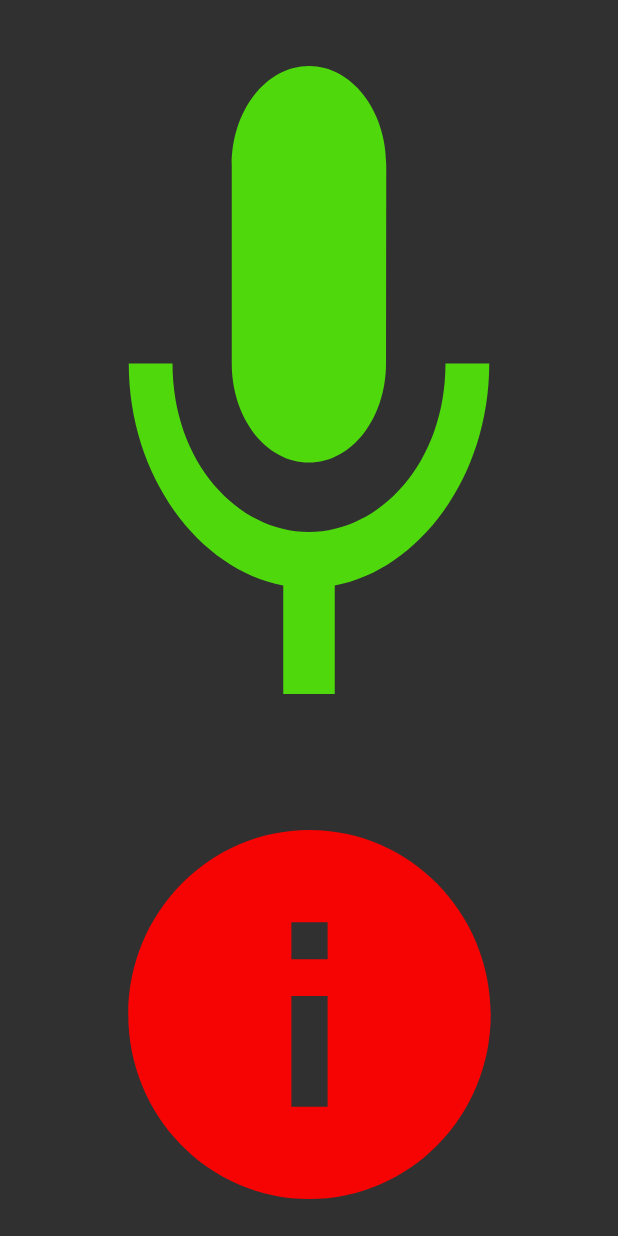
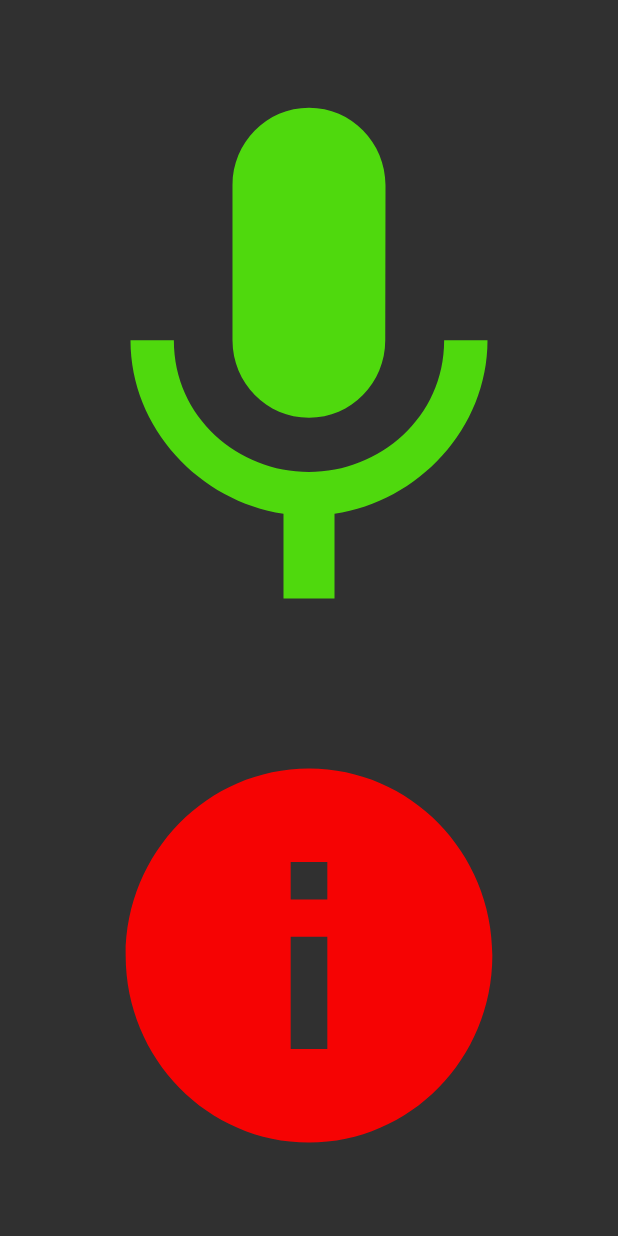
Before and after one commit to volkancicek20/yolov5, an Android app: the Screen screen opened directly, with no data from a screen before it, on a phone screen of 412 x 824 dp. Run offline under Robolectric (Android 15) with nearby library versions, the phone set to English and light mode, and no system bars.

Commit message:
Volkan Son Ürüns

```diff
--- a/app/src/main/res/layout/activity_screen.xml
+++ b/app/src/main/res/layout/activity_screen.xml
@@ -8,8 +8,8 @@
 
     <Button
         android:id="@+id/button2"
-        android:layout_width="290dp"
-        android:layout_height="295dp"
+        android:layout_width="293dp"
+        android:layout_height="299dp"
         android:background="@drawable/ic_baseline_info_24"
         android:onClick="info"
         app:layout_constraintBottom_toBottomOf="parent"
@@ -19,8 +19,8 @@
 
     <Button
         android:id="@+id/button"
-        android:layout_width="0dp"
-        android:layout_height="0dp"
+        android:layout_width="408dp"
+        android:layout_height="413dp"
         android:background="@drawable/ic_baseline_mic_24"
         android:onClick="speak"
         app:layout_constraintBottom_toTopOf="@+id/button2"
```
